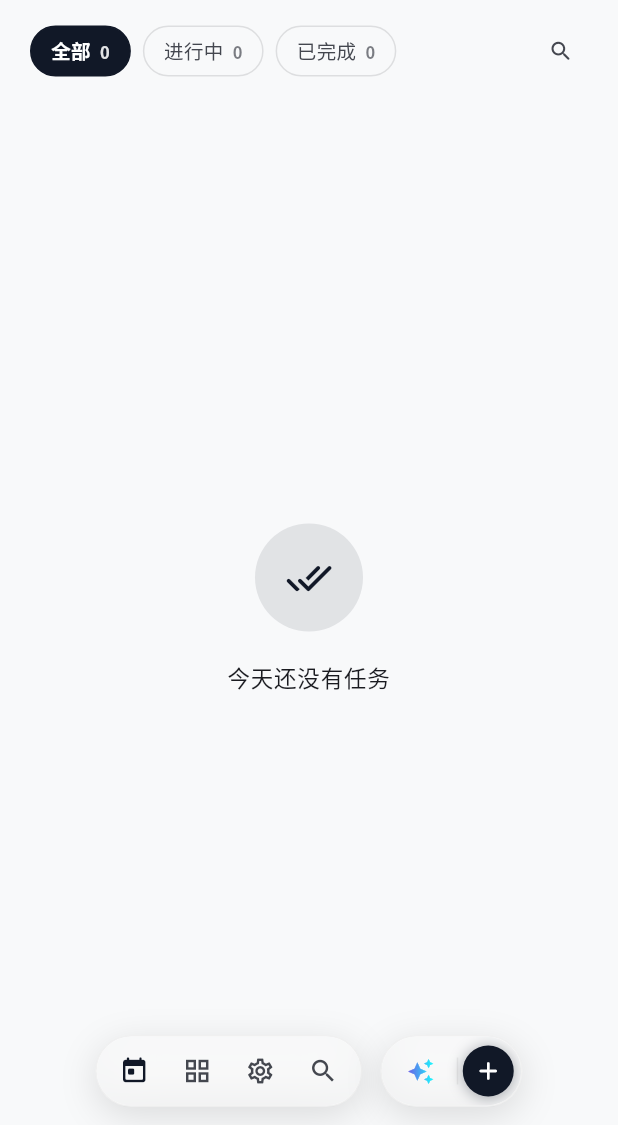
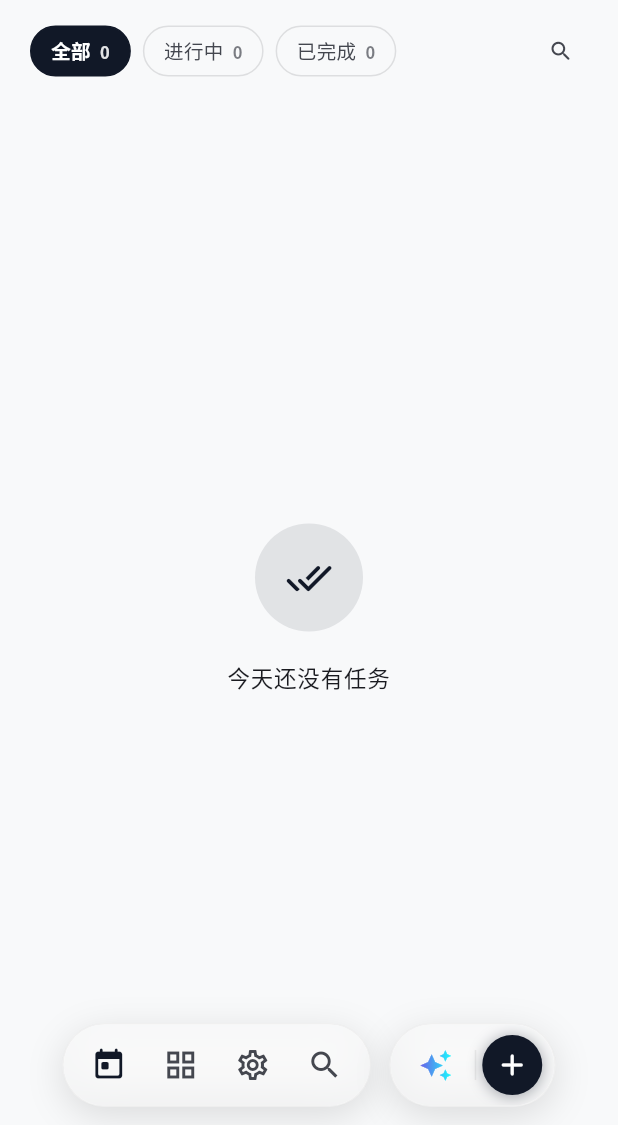
Before and after one commit to roverway/ordo, a Flutter app: the screen it shows after launch, on a phone screen of 412 x 824 dp, the part 111-1236 px from its top. Run offline on Flutter 3.47's test engine with Material 3 defaults, Android fonts, the phone set to English and light mode, and no system bars; our stand-ins replace connectivity_plus, dio, drift, drift_flutter, file_picker, flutter_riverpod and 3 more; missing offline and left inert: minio, webdav_client; accounts and stored records are empty; generated files the repository leaves out were written again; Roboto replaces fonts that are missing (Noto Sans SC).

Commit message:
feat(dock): 增加底部悬浮操作栏高度与图标尺寸并实现圆形点击高亮
1. 移动端悬浮底栏设计令牌与尺寸扩充：
   - 底栏高度由 48dp 提升至 56dp (AppTokens.dockHeight)，展示更具呼吸感
   - 触控容器对齐 iOS HIG 最小 44dp 标准 (AppTokens.dockItemSize)
   - 主导航图标尺寸放大至 24dp (AppTokens.dockIconSize)，AI 星芒放大至 22dp (AppTokens.dockAiIconSize)
   - 快速新建 FAB 放大至 40dp (AppTokens.dockFabSize)，内部加号放大至 24dp (AppTokens.dockFabIconSize)，外发光微光投影舒展不被裁切
   - 分割线与 Toast 避让边距统一对接设计令牌 (dockDividerHeight, dockToastBottomMargin)
2. 按键交互高亮升级：
   - 导航按钮与 AI 按钮 InkWell 配置 customBorder: CircleBorder()
   - 点击、长按与悬停水波高亮背景严格呈正圆形，彻底替换圆角矩形
3. 质量门禁维护：
   - 在 Gate 3 中将集中设计令牌字典 (app_tokens.dart) 纳入非业务文件忽略范围，保护架构健康度

```diff
--- a/lib/core/theme/app_tokens.dart
+++ b/lib/core/theme/app_tokens.dart
@@ -787,4 +787,30 @@ abstract final class AppTokens {
 
   /// 下拉唤起全局搜索（Spotlight）的阻尼触发阈值（保留兼容）。
   static const double spotlightTriggerThreshold = 120.0;
+
+  // ── 移动端悬浮双岛底栏（Floating Minimal Dock）──
+
+  /// 悬浮底栏容器高度（标准 56dp，带来更宽裕的视觉呼吸感与更大图标展示）。
+  static const double dockHeight = 56.0;
+
+  /// 悬浮底栏各功能图标项外层触控容器尺寸（44×44dp，符合 iOS 人机交互最小触控标准）。
+  static const double dockItemSize = 44.0;
+
+  /// 悬浮底栏导航图标尺寸（24dp，清晰醒目，对齐现代系统导航栏规范）。
+  static const double dockIconSize = 24.0;
+
+  /// 悬浮底栏 AI 星芒图标尺寸（22dp）。
+  static const double dockAiIconSize = 22.0;
+
+  /// 悬浮底栏快速新建按钮尺寸（40dp，微光光晕不截断，垂直居中呼吸感充足）。
+  static const double dockFabSize = 40.0;
+
+  /// 悬浮底栏快速新建按钮内部加号图标尺寸（24dp）。
+  static const double dockFabIconSize = 24.0;
+
+  /// 悬浮底栏双岛分割细线高度（20dp）。
+  static const double dockDividerHeight = 20.0;
+
+  /// 悬浮底栏提示消息（SnackBar Toast）底部间距（84dp，避让 56dp 悬浮坞及底部安全区）。
+  static const double dockToastBottomMargin = 84.0;
 }
--- a/lib/shared/widgets/floating_minimal_dock.dart
+++ b/lib/shared/widgets/floating_minimal_dock.dart
@@ -180,7 +180,7 @@ class FloatingMinimalDock extends ConsumerWidget {
             dockBg: dockBg,
             borderColor: borderColor,
             isDark: isDark,
-            padding: const EdgeInsets.symmetric(horizontal: 6),
+            padding: const EdgeInsets.symmetric(horizontal: AppTokens.spaceXs),
             child: Row(
               mainAxisSize: MainAxisSize.min,
               children: [
@@ -203,7 +203,7 @@ class FloatingMinimalDock extends ConsumerWidget {
                   ),
                 ),
 
-                const SizedBox(width: 4),
+                const SizedBox(width: AppTokens.spaceXxs),
 
                 // 1.2 特殊视图按钮 (长按直接设当前页为默认)
                 _buildNavItem(
@@ -224,7 +224,7 @@ class FloatingMinimalDock extends ConsumerWidget {
                   ),
                 ),
 
-                const SizedBox(width: 4),
+                const SizedBox(width: AppTokens.spaceXxs),
 
                 // 1.3 设置按钮
                 _buildNavItem(
@@ -241,7 +241,7 @@ class FloatingMinimalDock extends ConsumerWidget {
                   },
                 ),
 
-                const SizedBox(width: 4),
+                const SizedBox(width: AppTokens.spaceXxs),
 
                 // 1.4 搜索按钮
                 _buildNavItem(
@@ -261,13 +261,13 @@ class FloatingMinimalDock extends ConsumerWidget {
             ),
           ),
 
-          const SizedBox(width: AppTokens.spaceSm), // 左右两部分紧靠，中间 8dp 间距
+          const SizedBox(width: AppTokens.spaceSm), // 左右两部分紧靠，中间留呼吸间距
           // 右岛：AI 功能与快速新建一体式胶囊
           _buildIslandContainer(
             dockBg: dockBg,
             borderColor: borderColor,
             isDark: isDark,
-            padding: const EdgeInsets.symmetric(horizontal: 5),
+            padding: const EdgeInsets.symmetric(horizontal: AppTokens.spaceXs),
             child: Row(
               mainAxisSize: MainAxisSize.min,
               children: [
@@ -275,23 +275,22 @@ class FloatingMinimalDock extends ConsumerWidget {
                 Tooltip(
                   message: l10n.aiCopilot,
                   child: InkWell(
-                    borderRadius: BorderRadius.circular(AppTokens.radiusButton),
+                    customBorder: const CircleBorder(),
                     onTap: () {
                       HapticFeedback.lightImpact();
                       AiCopilotSheet.show(context);
                     },
-                    child: Padding(
-                      padding: const EdgeInsets.symmetric(
-                        horizontal: AppTokens.spaceSm,
-                        vertical: AppTokens.spaceXs,
-                      ),
+                    child: Container(
+                      width: AppTokens.dockItemSize,
+                      height: AppTokens.dockItemSize,
+                      alignment: Alignment.center,
                       child: ShaderMask(
                         shaderCallback: (bounds) => const LinearGradient(
                           colors: [AppTokens.colorInbox, Colors.cyanAccent],
                         ).createShader(bounds),
                         child: const Icon(
                           Icons.auto_awesome,
-                          size: 18,
+                          size: AppTokens.dockAiIconSize,
                           color: Colors.white,
                         ),
                       ),
@@ -302,8 +301,10 @@ class FloatingMinimalDock extends ConsumerWidget {
                 // 胶囊中段微光细分割线
                 Container(
                   width: 1.0,
-                  height: 18.0,
-                  margin: const EdgeInsets.symmetric(horizontal: 3),
+                  height: AppTokens.dockDividerHeight,
+                  margin: const EdgeInsets.symmetric(
+                    horizontal: AppTokens.spaceXxs,
+                  ),
                   color: isDark
                       ? Colors.white.withValues(alpha: AppTokens.alphaTintFaint)
                       : Colors.black.withValues(
@@ -311,10 +312,10 @@ class FloatingMinimalDock extends ConsumerWidget {
                         ),
                 ),
 
-                // 快速新建按钮 (缩小至 34dp 直径，光晕完整柔和散发，不被 48dp 操作栏截断)
+                // 快速新建按钮 (40dp 直径，光晕完整柔和散发，不被 56dp 操作栏截断)
                 SizedBox(
-                  width: 34,
-                  height: 34,
+                  width: AppTokens.dockFabSize,
+                  height: AppTokens.dockFabSize,
                   child: FloatingActionButton.small(
                     heroTag: 'dock_quick_add_fab_hero',
                     tooltip: l10n.newTask,
@@ -342,8 +343,8 @@ class FloatingMinimalDock extends ConsumerWidget {
                       );
                     },
                     child: Container(
-                      width: 34,
-                      height: 34,
+                      width: AppTokens.dockFabSize,
+                      height: AppTokens.dockFabSize,
                       decoration: BoxDecoration(
                         shape: BoxShape.circle,
                         color: colorScheme.primary,
@@ -363,7 +364,7 @@ class FloatingMinimalDock extends ConsumerWidget {
                       alignment: Alignment.center,
                       child: Icon(
                         Icons.add_rounded,
-                        size: 20,
+                        size: AppTokens.dockFabIconSize,
                         color: colorScheme.onPrimary,
                       ),
                     ),
@@ -385,7 +386,7 @@ class FloatingMinimalDock extends ConsumerWidget {
     required Widget child,
   }) {
     return Container(
-      height: 48,
+      height: AppTokens.dockHeight,
       decoration: BoxDecoration(
         color: dockBg,
         borderRadius: BorderRadius.circular(AppTokens.radiusPill),
@@ -405,7 +406,10 @@ class FloatingMinimalDock extends ConsumerWidget {
       child: ClipRRect(
         borderRadius: BorderRadius.circular(AppTokens.radiusPill),
         child: BackdropFilter(
-          filter: ImageFilter.blur(sigmaX: 16, sigmaY: 16),
+          filter: ImageFilter.blur(
+            sigmaX: AppTokens.blurFrostedGlass,
+            sigmaY: AppTokens.blurFrostedGlass,
+          ),
           child: Material(
             color: Colors.transparent,
             child: Padding(padding: padding, child: child),
@@ -425,14 +429,14 @@ class FloatingMinimalDock extends ConsumerWidget {
     return Tooltip(
       message: tooltip,
       child: InkWell(
-        borderRadius: BorderRadius.circular(AppTokens.radiusButton),
+        customBorder: const CircleBorder(),
         onTap: onTap,
         onLongPress: onLongPress,
         child: Container(
-          width: 38,
-          height: 38,
+          width: AppTokens.dockItemSize,
+          height: AppTokens.dockItemSize,
           alignment: Alignment.center,
-          child: Icon(icon, color: color, size: 20),
+          child: Icon(icon, color: color, size: AppTokens.dockIconSize),
         ),
       ),
     );
@@ -541,7 +545,11 @@ class FloatingMinimalDock extends ConsumerWidget {
           borderRadius: BorderRadius.circular(AppTokens.radiusButton),
         ),
         duration: const Duration(seconds: 2),
-        margin: const EdgeInsets.only(bottom: 76, left: 24, right: 24),
+        margin: const EdgeInsets.only(
+          bottom: AppTokens.dockToastBottomMargin,
+          left: AppTokens.spaceXl,
+          right: AppTokens.spaceXl,
+        ),
       ),
     );
   }
```
Also changed, not shown: 1 other file.
